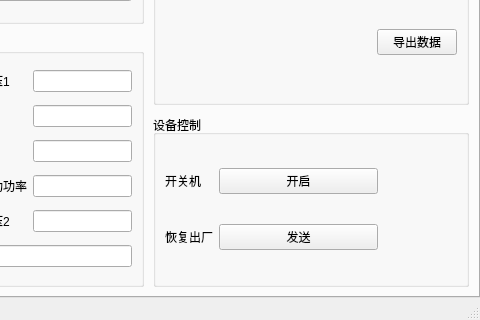
Old version of the form ui/pf_off_inverter_layout.ui in the repository xxxy-bit/SRNE_UP; both pictures show x 490 to 970 and y 275 to 595 of the 970 by 595 pixel window.
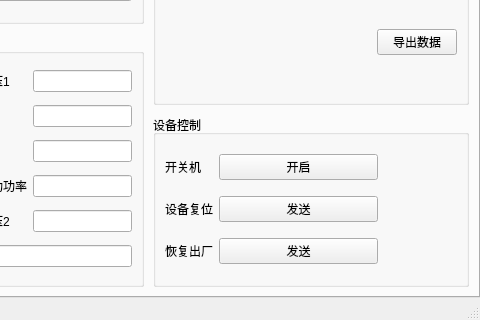
New version of the form.

Commit message: 完成工频逆变器 设备控制开关 开关监控 功能

```diff
--- a/ui/pf_off_inverter_layout.ui
+++ b/ui/pf_off_inverter_layout.ui
@@ -515,34 +515,6 @@
               <layout class="QHBoxLayout" name="horizontalLayout_7">
                <item>
                 <layout class="QGridLayout" name="gridLayout_7" columnstretch="0,2,1">
-                 <item row="0" column="1">
-                  <widget class="QPushButton" name="ivpo_power_on">
-                   <property name="text">
-                    <string>开启</string>
-                   </property>
-                  </widget>
-                 </item>
-                 <item row="0" column="0">
-                  <widget class="QLabel" name="label_31">
-                   <property name="text">
-                    <string>开关机</string>
-                   </property>
-                  </widget>
-                 </item>
-                 <item row="1" column="0">
-                  <widget class="QLabel" name="label_32">
-                   <property name="text">
-                    <string>恢复出厂</string>
-                   </property>
-                  </widget>
-                 </item>
-                 <item row="1" column="1">
-                  <widget class="QPushButton" name="ivpo_factory_reset">
-                   <property name="text">
-                    <string>发送</string>
-                   </property>
-                  </widget>
-                 </item>
                  <item row="0" column="2">
                   <spacer name="horizontalSpacer_3">
                    <property name="orientation">
@@ -556,6 +528,48 @@
                    </property>
                   </spacer>
                  </item>
+                 <item row="0" column="1">
+                  <widget class="QPushButton" name="ivpo_power_on">
+                   <property name="text">
+                    <string>开启</string>
+                   </property>
+                  </widget>
+                 </item>
+                 <item row="0" column="0">
+                  <widget class="QLabel" name="label_31">
+                   <property name="text">
+                    <string>开关机</string>
+                   </property>
+                  </widget>
+                 </item>
+                 <item row="2" column="1">
+                  <widget class="QPushButton" name="ivpo_factory_reset">
+                   <property name="text">
+                    <string>发送</string>
+                   </property>
+                  </widget>
+                 </item>
+                 <item row="1" column="1">
+                  <widget class="QPushButton" name="ivpo_reset">
+                   <property name="text">
+                    <string>发送</string>
+                   </property>
+                  </widget>
+                 </item>
+                 <item row="2" column="0">
+                  <widget class="QLabel" name="label_32">
+                   <property name="text">
+                    <string>恢复出厂</string>
+                   </property>
+                  </widget>
+                 </item>
+                 <item row="1" column="0">
+                  <widget class="QLabel" name="label_62">
+                   <property name="text">
+                    <string>设备复位</string>
+                   </property>
+                  </widget>
+                 </item>
                 </layout>
                </item>
               </layout>
```
The commit also changes 10 other files.
